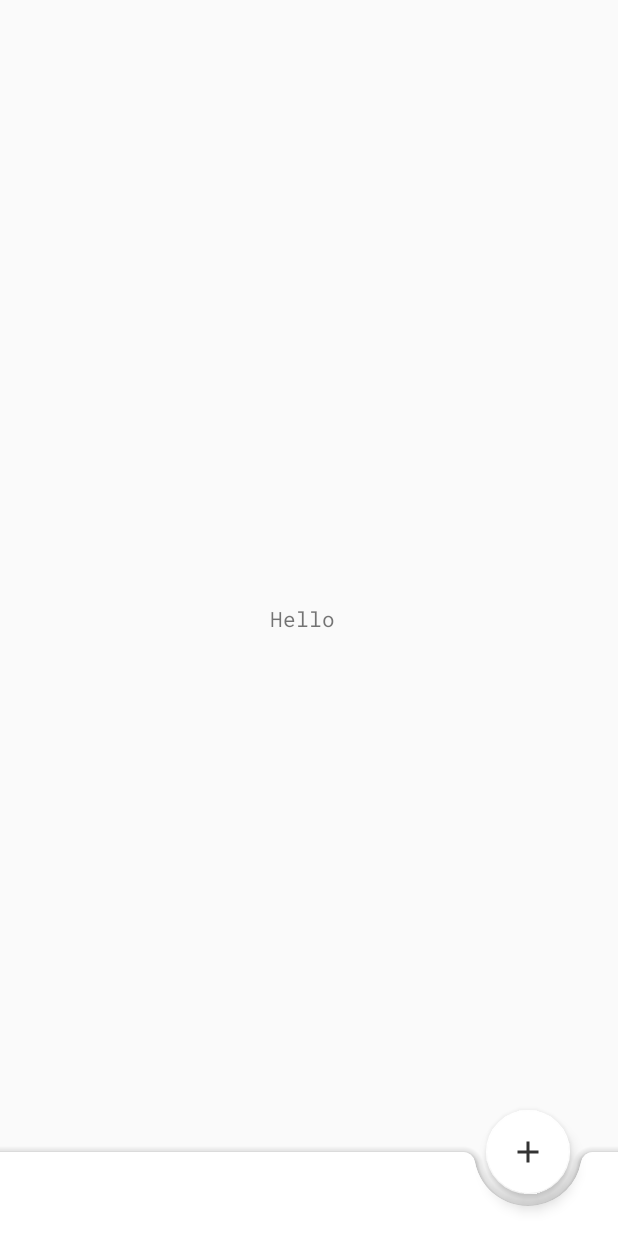
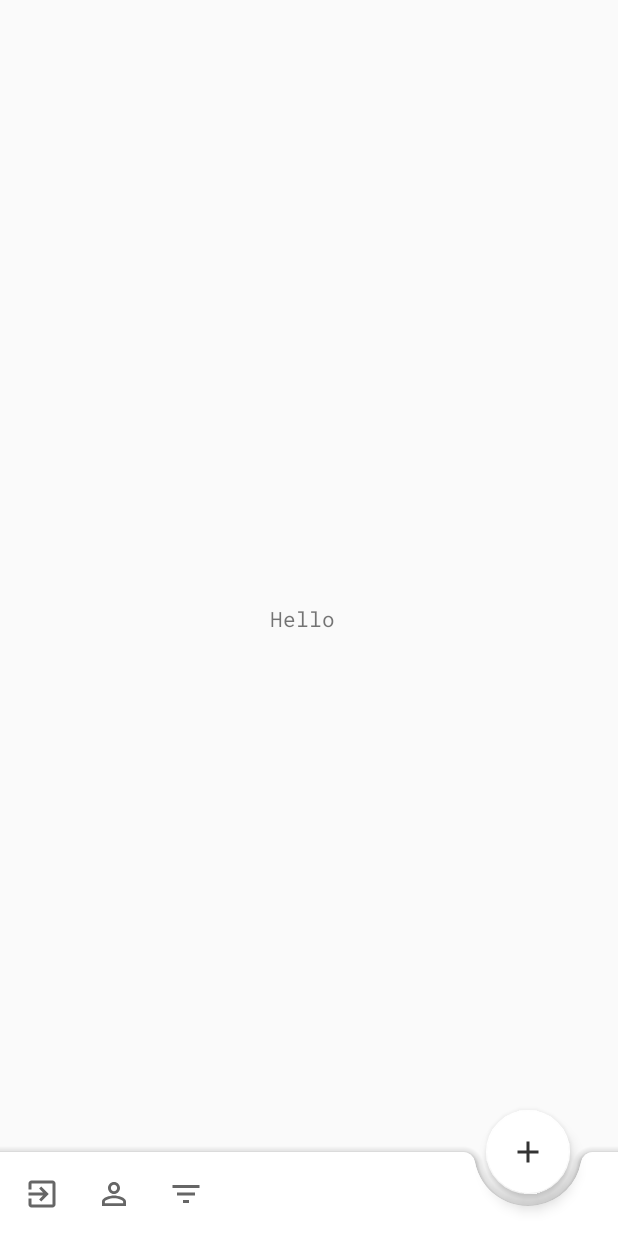
Before and after one commit to ksinsangre/travelplan, an Android app: the screen it shows after launch once a user with an empty profile is signed in (TripsActivity), on a phone screen of 412 x 824 dp. Run offline under Robolectric (Android 15) with nearby library versions, the phone set to English and light mode, and no system bars; our stand-ins replace Firebase (no records; nobody signed in at launch, a user with empty details on screens opened directly); libraries missing offline, so code that uses them is left out: com.firebase.ui.

Commit message:
bottom bar menu: * logout implemented

```diff
--- a/app/src/main/kotlin/com/nelsito/travelplan/SplashActivity.kt
+++ b/app/src/main/kotlin/com/nelsito/travelplan/SplashActivity.kt
@@ -35,7 +35,7 @@ class SplashActivity : AppCompatActivity() {
             AuthUI.getInstance()
                 .createSignInIntentBuilder()
                 .setAvailableProviders(providers)
-                //.setTheme(R.style.LoginAppTheme) // Set theme
+                .setTheme(R.style.LoginAppTheme) // Set theme
                 .build(),
             RC_SIGN_IN
         )
--- /dev/null
+++ b/app/src/main/res/drawable/ic_do_not_disturb_alt_black_24dp.xml
@@ -0,0 +1,5 @@
+<vector android:height="24dp" android:tint="#666666"
+    android:viewportHeight="24.0" android:viewportWidth="24.0"
+    android:width="24dp" xmlns:android="http://schemas.android.com/apk/res/android">
+    <path android:fillColor="#FF000000" android:pathData="M12,2C6.5,2 2,6.5 2,12s4.5,10 10,10 10,-4.5 10,-10S17.5,2 12,2zM4,12c0,-4.4 3.6,-8 8,-8 1.8,0 3.5,0.6 4.9,1.7L5.7,16.9C4.6,15.5 4,13.8 4,12zM12,20c-1.8,0 -3.5,-0.6 -4.9,-1.7L18.3,7.1C19.4,8.5 20,10.2 20,12c0,4.4 -3.6,8 -8,8z"/>
+</vector>
--- /dev/null
+++ b/app/src/main/res/drawable/ic_exit_to_app_black_24dp.xml
@@ -0,0 +1,6 @@
+<vector android:height="24dp" android:tint="#666666"
+    android:viewportHeight="24.0" android:viewportWidth="24.0"
+    android:width="24dp" xmlns:android="http://schemas.android.com/apk/res/android">
+    <path android:fillColor="#FF000000"
+        android:pathData="M10.09,15.59L11.5,17l5,-5 -5,-5 -1.41,1.41L12.67,11H3v2h9.67l-2.58,2.59zM19,3H5c-1.11,0 -2,0.9 -2,2v4h2V5h14v14H5v-4H3v4c0,1.1 0.89,2 2,2h14c1.1,0 2,-0.9 2,-2V5c0,-1.1 -0.9,-2 -2,-2z"/>
+</vector>
--- /dev/null
+++ b/app/src/main/res/drawable/ic_filter_list_black_24dp.xml
@@ -0,0 +1,5 @@
+<vector android:height="24dp" android:tint="#666666"
+    android:viewportHeight="24.0" android:viewportWidth="24.0"
+    android:width="24dp" xmlns:android="http://schemas.android.com/apk/res/android">
+    <path android:fillColor="#FF000000" android:pathData="M10,18h4v-2h-4v2zM3,6v2h18L21,6L3,6zM6,13h12v-2L6,11v2z"/>
+</vector>
--- /dev/null
+++ b/app/src/main/res/drawable/ic_person_outline_black_24dp.xml
@@ -0,0 +1,10 @@
+<vector xmlns:android="http://schemas.android.com/apk/res/android"
+    android:tint="#666666"
+        android:width="24dp"
+        android:height="24dp"
+        android:viewportWidth="24.0"
+        android:viewportHeight="24.0">
+    <path
+        android:fillColor="#FF000000"
+        android:pathData="M12,5.9c1.16,0 2.1,0.94 2.1,2.1s-0.94,2.1 -2.1,2.1S9.9,9.16 9.9,8s0.94,-2.1 2.1,-2.1m0,9c2.97,0 6.1,1.46 6.1,2.1v1.1L5.9,18.1L5.9,17c0,-0.64 3.13,-2.1 6.1,-2.1M12,4C9.79,4 8,5.79 8,8s1.79,4 4,4 4,-1.79 4,-4 -1.79,-4 -4,-4zM12,13c-2.67,0 -8,1.34 -8,4v3h16v-3c0,-2.66 -5.33,-4 -8,-4z"/>
+</vector>
--- /dev/null
+++ b/app/src/main/res/menu/menu.xml
@@ -0,0 +1,23 @@
+<?xml version="1.0" encoding="utf-8"?>
+<menu xmlns:app="http://schemas.android.com/apk/res-auto"
+    xmlns:android="http://schemas.android.com/apk/res/android">
+
+    <item android:title="Logout"
+        android:id="@+id/menu_logout"
+        app:showAsAction="always"
+        android:icon="@drawable/ic_exit_to_app_black_24dp"/>
+    <item android:title="Profile"
+        android:icon="@drawable/ic_person_outline_black_24dp"
+        android:id="@+id/menu_profile"
+        app:showAsAction="always"/>
+    <item android:title="Filter"
+        android:icon="@drawable/ic_filter_list_black_24dp"
+        android:id="@+id/menu_filter"
+        app:showAsAction="always"/>
+    <item android:title="Clear Filters"
+        android:icon="@drawable/ic_do_not_disturb_alt_black_24dp"
+        android:id="@+id/menu_clear_filter"
+        android:visible="false"
+        app:showAsAction="always"/>
+
+</menu>
```
Also changed, not shown: app/src/main/kotlin/com/nelsito/travelplan/TripsActivity.kt (+89 -0 lines).
